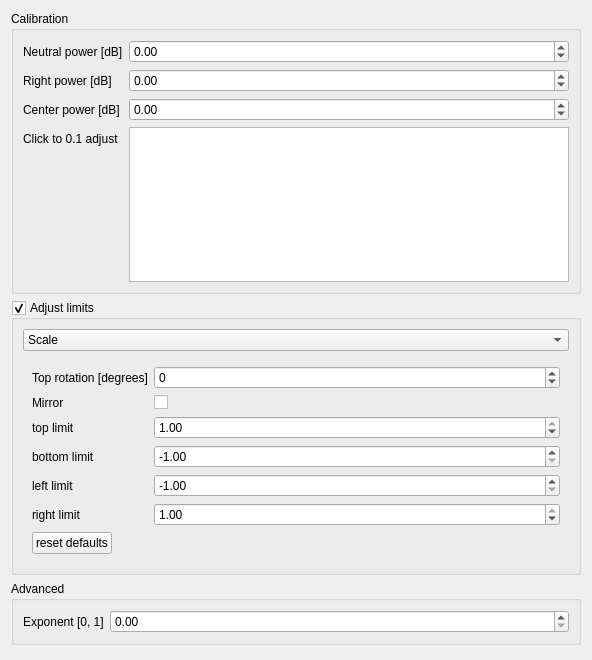
Qt form designer/threephasesettingswidget.ui (diglet48/restim) before a commit.
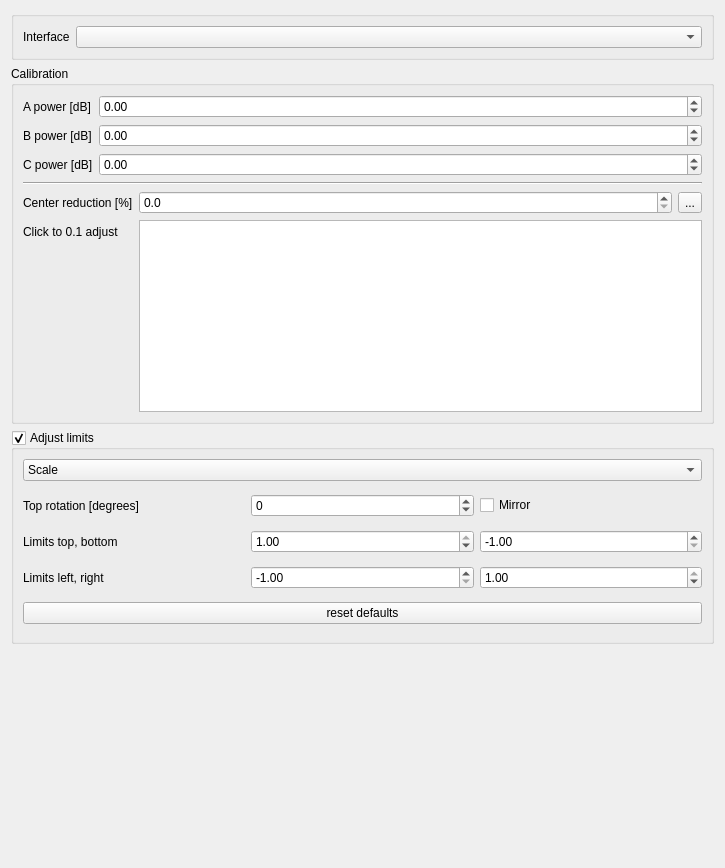
The same form after that commit. Icons and pictures are not drawn. Custom widgets are drawn as their Qt base class.

Commit message:
Rework the calibration interface for 3-phase
Now uses one spinbox per electrode instead of up-down + left-right.

```diff
--- a/designer/threephasesettingswidget.ui
+++ b/designer/threephasesettingswidget.ui
@@ -6,103 +6,275 @@
    <rect>
     <x>0</x>
     <y>0</y>
-    <width>592</width>
-    <height>660</height>
+    <width>725</width>
+    <height>868</height>
    </rect>
   </property>
   <property name="windowTitle">
    <string>Form</string>
   </property>
-  <layout class="QVBoxLayout" name="verticalLayout">
-   <item>
-    <widget class="QGroupBox" name="groupBox">
+  <layout class="QGridLayout" name="gridLayout">
+   <item row="0" column="0">
+    <widget class="QGroupBox" name="groupBox_5">
+     <property name="title">
+      <string/>
+     </property>
+     <layout class="QFormLayout" name="formLayout_6">
+      <item row="0" column="0">
+       <widget class="QLabel" name="label_19">
+        <property name="text">
+         <string>Interface</string>
+        </property>
+       </widget>
+      </item>
+      <item row="0" column="1">
+       <widget class="QComboBox" name="comboBox_interface"/>
+      </item>
+     </layout>
+    </widget>
+   </item>
+   <item row="1" column="0">
+    <widget class="QGroupBox" name="groupBox_classic">
      <property name="title">
       <string>Calibration</string>
      </property>
      <layout class="QFormLayout" name="formLayout">
-      <item row="0" column="0">
-       <widget class="QLabel" name="label">
-        <property name="text">
-         <string>Neutral power [dB]</string>
+      <item row="0" column="0" colspan="2">
+       <widget class="QStackedWidget" name="stackedWidget_2">
+        <property name="currentIndex">
+         <number>1</number>
         </property>
+        <widget class="QWidget" name="page_3">
+         <layout class="QFormLayout" name="formLayout_3">
+          <property name="leftMargin">
+           <number>0</number>
+          </property>
+          <property name="topMargin">
+           <number>0</number>
+          </property>
+          <property name="rightMargin">
+           <number>0</number>
+          </property>
+          <property name="bottomMargin">
+           <number>0</number>
+          </property>
+          <item row="0" column="0">
+           <widget class="QLabel" name="label">
+            <property name="text">
+             <string>&lt;html&gt;&lt;head/&gt;&lt;body&gt;&lt;p&gt;Neutral power [dB] &lt;/p&gt;&lt;/body&gt;&lt;/html&gt;</string>
+            </property>
+           </widget>
+          </item>
+          <item row="0" column="1">
+           <widget class="QDoubleSpinBox" name="neutral">
+            <property name="keyboardTracking">
+             <bool>false</bool>
+            </property>
+            <property name="minimum">
+             <double>-15.000000000000000</double>
+            </property>
+            <property name="maximum">
+             <double>15.000000000000000</double>
+            </property>
+            <property name="singleStep">
+             <double>0.100000000000000</double>
+            </property>
+           </widget>
+          </item>
+          <item row="1" column="0">
+           <widget class="QLabel" name="label_2">
+            <property name="text">
+             <string>Right power [dB]</string>
+            </property>
+           </widget>
+          </item>
+          <item row="1" column="1">
+           <widget class="QDoubleSpinBox" name="right">
+            <property name="keyboardTracking">
+             <bool>false</bool>
+            </property>
+            <property name="minimum">
+             <double>-15.000000000000000</double>
+            </property>
+            <property name="maximum">
+             <double>15.000000000000000</double>
+            </property>
+            <property name="singleStep">
+             <double>0.100000000000000</double>
+            </property>
+           </widget>
+          </item>
+         </layout>
+        </widget>
+        <widget class="QWidget" name="page_4">
+         <layout class="QFormLayout" name="formLayout_4">
+          <property name="leftMargin">
+           <number>0</number>
+          </property>
+          <property name="topMargin">
+           <number>0</number>
+          </property>
+          <property name="rightMargin">
+           <number>0</number>
+          </property>
+          <property name="bottomMargin">
+           <number>0</number>
+          </property>
+          <item row="0" column="0">
+           <widget class="QLabel" name="label_15">
+            <property name="text">
+             <string>A power [dB]</string>
+            </property>
+           </widget>
+          </item>
+          <item row="0" column="1">
+           <widget class="SpinBoxWithProgressIndicator" name="a_power">
+            <property name="keyboardTracking">
+             <bool>false</bool>
+            </property>
+            <property name="decimals">
+             <number>2</number>
+            </property>
+            <property name="minimum">
+             <double>-100.000000000000000</double>
+            </property>
+            <property name="maximum">
+             <double>300.000000000000000</double>
+            </property>
+            <property name="singleStep">
+             <double>0.100000000000000</double>
+            </property>
+           </widget>
+          </item>
+          <item row="1" column="0">
+           <widget class="QLabel" name="label_16">
+            <property name="text">
+             <string>B power [dB]</string>
+            </property>
+           </widget>
+          </item>
+          <item row="1" column="1">
+           <widget class="SpinBoxWithProgressIndicator" name="b_power">
+            <property name="keyboardTracking">
+             <bool>false</bool>
+            </property>
+            <property name="decimals">
+             <number>2</number>
+            </property>
+            <property name="minimum">
+             <double>-100.000000000000000</double>
+            </property>
+            <property name="maximum">
+             <double>300.000000000000000</double>
+            </property>
+            <property name="singleStep">
+             <double>0.100000000000000</double>
+            </property>
+           </widget>
+          </item>
+          <item row="2" column="0">
+           <widget class="QLabel" name="label_17">
+            <property name="text">
+             <string>C power [dB]</string>
+            </property>
+           </widget>
+          </item>
+          <item row="2" column="1">
+           <widget class="SpinBoxWithProgressIndicator" name="c_power">
+            <property name="keyboardTracking">
+             <bool>false</bool>
+            </property>
+            <property name="decimals">
+             <number>2</number>
+            </property>
+            <property name="minimum">
+             <double>-100.000000000000000</double>
+            </property>
+            <property name="maximum">
+             <double>300.000000000000000</double>
+            </property>
+            <property name="singleStep">
+             <double>0.100000000000000</double>
+            </property>
+           </widget>
+          </item>
+         </layout>
+        </widget>
        </widget>
       </item>
-      <item row="1" column="0">
-       <widget class="QLabel" name="label_2">
-        <property name="text">
-         <string>Right power [dB]</string>
+      <item row="2" column="0" colspan="2">
+       <widget class="Line" name="line">
+        <property name="orientation">
+         <enum>Qt::Orientation::Horizontal</enum>
         </property>
        </widget>
       </item>
-      <item row="2" column="0">
-       <widget class="QLabel" name="label_3">
-        <property name="text">
-         <string>Center power [dB]</string>
-        </property>
-       </widget>
-      </item>
-      <item row="0" column="1">
-       <widget class="QDoubleSpinBox" name="neutral">
-        <property name="keyboardTracking">
-         <bool>false</bool>
-        </property>
-        <property name="minimum">
-         <double>-15.000000000000000</double>
-        </property>
-        <property name="maximum">
-         <double>15.000000000000000</double>
-        </property>
-        <property name="singleStep">
-         <double>0.100000000000000</double>
-        </property>
-       </widget>
-      </item>
-      <item row="1" column="1">
-       <widget class="QDoubleSpinBox" name="right">
-        <property name="keyboardTracking">
-         <bool>false</bool>
-        </property>
-        <property name="minimum">
-         <double>-15.000000000000000</double>
-        </property>
-        <property name="maximum">
-         <double>15.000000000000000</double>
-        </property>
-        <property name="singleStep">
-         <double>0.100000000000000</double>
-        </property>
-       </widget>
-      </item>
-      <item row="2" column="1">
-       <widget class="QDoubleSpinBox" name="center">
-        <property name="keyboardTracking">
-         <bool>false</bool>
-        </property>
-        <property name="minimum">
-         <double>-15.000000000000000</double>
-        </property>
-        <property name="maximum">
-         <double>15.000000000000000</double>
-        </property>
-        <property name="singleStep">
-         <double>0.100000000000000</double>
-        </property>
-       </widget>
-      </item>
-      <item row="3" column="1">
-       <widget class="ThreephaseWidgetCalibration" name="phase_widget_calibration"/>
-      </item>
       <item row="3" column="0">
+       <widget class="QLabel" name="label_18">
+        <property name="text">
+         <string>Center reduction [%]</string>
+        </property>
+       </widget>
+      </item>
+      <item row="3" column="1">
+       <widget class="QWidget" name="widget" native="true">
+        <layout class="QHBoxLayout" name="horizontalLayout">
+         <property name="leftMargin">
+          <number>0</number>
+         </property>
+         <property name="topMargin">
+          <number>0</number>
+         </property>
+         <property name="rightMargin">
+          <number>0</number>
+         </property>
+         <property name="bottomMargin">
+          <number>0</number>
+         </property>
+         <item>
+          <widget class="SpinBoxWithProgressIndicator" name="center_reduction">
+           <property name="keyboardTracking">
+            <bool>false</bool>
+           </property>
+           <property name="decimals">
+            <number>1</number>
+           </property>
+           <property name="minimum">
+            <double>0.000000000000000</double>
+           </property>
+           <property name="maximum">
+            <double>20.000000000000000</double>
+           </property>
+          </widget>
+         </item>
+         <item>
+          <widget class="QToolButton" name="center_reduction_reset">
+           <property name="text">
+            <string>...</string>
+           </property>
+           <property name="icon">
+            <iconset resource="../resources/restim.qrc">
+             <normaloff>:/restim/arrow-round_poly.svg</normaloff>:/restim/arrow-round_poly.svg</iconset>
+           </property>
+          </widget>
+         </item>
+        </layout>
+       </widget>
+      </item>
+      <item row="4" column="0">
        <widget class="QLabel" name="label_10">
         <property name="text">
          <string>Click to 0.1 adjust</string>
         </property>
        </widget>
       </item>
+      <item row="4" column="1">
+       <widget class="ThreephaseWidgetCalibration" name="phase_widget_calibration"/>
+      </item>
      </layout>
     </widget>
    </item>
-   <item>
+   <item row="2" column="0">
     <widget class="QGroupBox" name="groupBox_2">
      <property name="title">
       <string>Adjust limits</string>
@@ -131,55 +303,98 @@
          <number>0</number>
         </property>
         <widget class="QWidget" name="page">
-         <layout class="QFormLayout" name="formLayout_4">
-          <item row="1" column="0">
-           <widget class="QLabel" name="label_4">
+         <layout class="QGridLayout" name="gridLayout_2">
+          <property name="leftMargin">
+           <number>0</number>
+          </property>
+          <property name="topMargin">
+           <number>0</number>
+          </property>
+          <property name="rightMargin">
+           <number>0</number>
+          </property>
+          <property name="bottomMargin">
+           <number>0</number>
+          </property>
+          <item row="3" column="0" colspan="3">
+           <widget class="QPushButton" name="reset_defaults_button">
             <property name="text">
-             <string>Top rotation [degrees]</string>
+             <string>reset defaults</string>
             </property>
            </widget>
           </item>
-          <item row="1" column="1">
-           <widget class="QDoubleSpinBox" name="rotation">
+          <item row="2" column="2">
+           <widget class="QDoubleSpinBox" name="limit_right">
             <property name="keyboardTracking">
              <bool>false</bool>
             </property>
-            <property name="decimals">
-             <number>0</number>
-            </property>
             <property name="minimum">
-             <double>-360.000000000000000</double>
+             <double>-1.000000000000000</double>
             </property>
             <property name="maximum">
-             <double>360.000000000000000</double>
+             <double>1.000000000000000</double>
             </property>
             <property name="singleStep">
              <double>10.000000000000000</double>
             </property>
-           </widget>
-          </item>
-          <item row="2" column="0">
-           <widget class="QLabel" name="label_5">
-            <property name="text">
-             <string>Mirror</string>
+            <property name="value">
+             <double>1.000000000000000</double>
             </property>
            </widget>
           </item>
-          <item row="2" column="1">
+          <item row="0" column="2">
            <widget class="QCheckBox" name="mirror">
             <property name="text">
-             <string/>
+             <string>Mirror</string>
             </property>
            </widget>
           </item>
-          <item row="3" column="0">
+          <item row="1" column="2">
+           <widget class="QDoubleSpinBox" name="limit_bottom">
+            <property name="keyboardTracking">
+             <bool>false</bool>
+            </property>
+            <property name="minimum">
+             <double>-1.000000000000000</double>
+            </property>
+            <property name="maximum">
+             <double>1.000000000000000</double>
+            </property>
+            <property name="singleStep">
+             <double>0.100000000000000</double>
+            </property>
+            <property name="value">
+             <double>-1.000000000000000</double>
+            </property>
+           </widget>
+          </item>
+          <item row="2" column="1">
+           <widget class="QDoubleSpinBox" name="limit_left">
+            <property name="keyboardTracking">
+             <bool>false</bool>
+            </property>
+            <property name="minimum">
+             <double>-1.000000000000000</double>
+            </property>
+            <property name="maximum">
+             <double>1.000000000000000</double>
+            </property>
+            <property name="singleStep">
+             <double>0.100000000000000</double>
+            </property>
+            <property name="value">
+             <double>-1.000000000000000</double>
+            </property>
+           </widget>
+          </item>
+          <item row="1" column="0">
            <widget class="QLabel" name="label_6">
             <property name="text">
-             <string>top limit</string>
+             <string>Limits top, bottom</string>
             </property>
            </widget>
           </item>
-          <item row="3" column="1">
+          <item row="1" column="1">
            <widget class="QDoubleSpinBox" name="limit_top">
             <property name="keyboardTracking">
              <bool>false</bool>
@@ -198,88 +413,36 @@
             </property>
            </widget>
           </item>
-          <item row="4" column="0">
-           <widget class="QLabel" name="label_7">
+          <item row="0" column="0">
+           <widget class="QLabel" name="label_4">
             <property name="text">
-             <string>bottom limit</string>
+             <string>Top rotation [degrees]</string>
             </property>
            </widget>
           </item>
-          <item row="4" column="1">
-           <widget class="QDoubleSpinBox" name="limit_bottom">
-            <property name="keyboardTracking">
-             <bool>false</bool>
-            </property>
-            <property name="minimum">
-             <double>-1.000000000000000</double>
-            </property>
-            <property name="maximum">
-             <double>1.000000000000000</double>
-            </property>
-            <property name="singleStep">
-             <double>0.100000000000000</double>
-            </property>
-            <property name="value">
-             <double>-1.000000000000000</double>
-            </property>
-           </widget>
-          </item>
-          <item row="5" column="0">
+          <item row="2" column="0">
            <widget class="QLabel" name="label_8">
             <property name="text">
-             <string>left limit</string>
+             <string>Limits left, right</string>
             </property>
            </widget>
           </item>
-          <item row="5" column="1">
-           <widget class="QDoubleSpinBox" name="limit_left">
+          <item row="0" column="1">
+           <widget class="QDoubleSpinBox" name="rotation">
             <property name="keyboardTracking">
              <bool>false</bool>
             </property>
-            <property name="minimum">
-             <double>-1.000000000000000</double>
+            <property name="decimals">
+             <number>0</number>
             </property>
-            <property name="maximum">
-             <double>1.000000000000000</double>
-            </property>
-            <property name="singleStep">
-             <double>0.100000000000000</double>
-            </property>
-            <property name="value">
-             <double>-1.000000000000000</double>
-            </property>
-           </widget>
-          </item>
-          <item row="6" column="0">
-           <widget class="QLabel" name="label_9">
-            <property name="text">
-             <string>right limit</string>
-            </property>
-           </widget>
-          </item>
-          <item row="6" column="1">
-           <widget class="QDoubleSpinBox" name="limit_right">
-            <property name="keyboardTracking">
-             <bool>false</bool>
-            </property>
             <property name="minimum">
-             <double>-1.000000000000000</double>
+             <double>-360.000000000000000</double>
             </property>
             <property name="maximum">
-             <double>1.000000000000000</double>
+             <double>360.000000000000000</double>
             </property>
             <property name="singleStep">
-             <double>0.100000000000000</double>
-            </property>
-            <property name="value">
-             <double>1.000000000000000</double>
-            </property>
-           </widget>
-          </item>
-          <item row="7" column="0">
-           <widget class="QPushButton" name="reset_defaults_button">
-            <property name="text">
-             <string>reset defaults</string>
+             <double>10.000000000000000</double>
             </property>
            </widget>
           </item>
@@ -351,36 +514,7 @@
      </layout>
     </widget>
    </item>
-   <item>
-    <widget class="QGroupBox" name="groupBox_3">
-     <property name="title">
-      <string>Advanced</string>
-     </property>
-     <layout class="QFormLayout" name="formLayout_3">
-      <item row="0" column="0">
-       <widget class="QLabel" name="label_11">
-        <property name="text">
-         <string>Exponent [0, 1]</string>
-        </property>
-       </widget>
-      </item>
-      <item row="0" column="1">
-       <widget class="QDoubleSpinBox" name="exponent">
-        <property name="keyboardTracking">
-         <bool>false</bool>
-        </property>
-        <property name="maximum">
-         <double>1.000000000000000</double>
-        </property>
-        <property name="singleStep">
-         <double>0.100000000000000</double>
-        </property>
-       </widget>
-      </item>
-     </layout>
-    </widget>
-   </item>
-   <item>
+   <item row="3" column="0">
     <spacer name="verticalSpacer">
      <property name="orientation">
       <enum>Qt::Orientation::Vertical</enum>
@@ -401,6 +535,11 @@
    <extends>QGraphicsView</extends>
    <header>qt_ui/widgets/threephase_widget.h</header>
   </customwidget>
+  <customwidget>
+   <class>SpinBoxWithProgressIndicator</class>
+   <extends>QDoubleSpinBox</extends>
+   <header>qt_ui/widgets/spinbox_with_progress_indicator.h</header>
+  </customwidget>
  </customwidgets>
  <resources/>
  <connections/>
```
Left out of the diff: 18 changed lines with no effect on the pictures. The commit also changes 11 other files.
